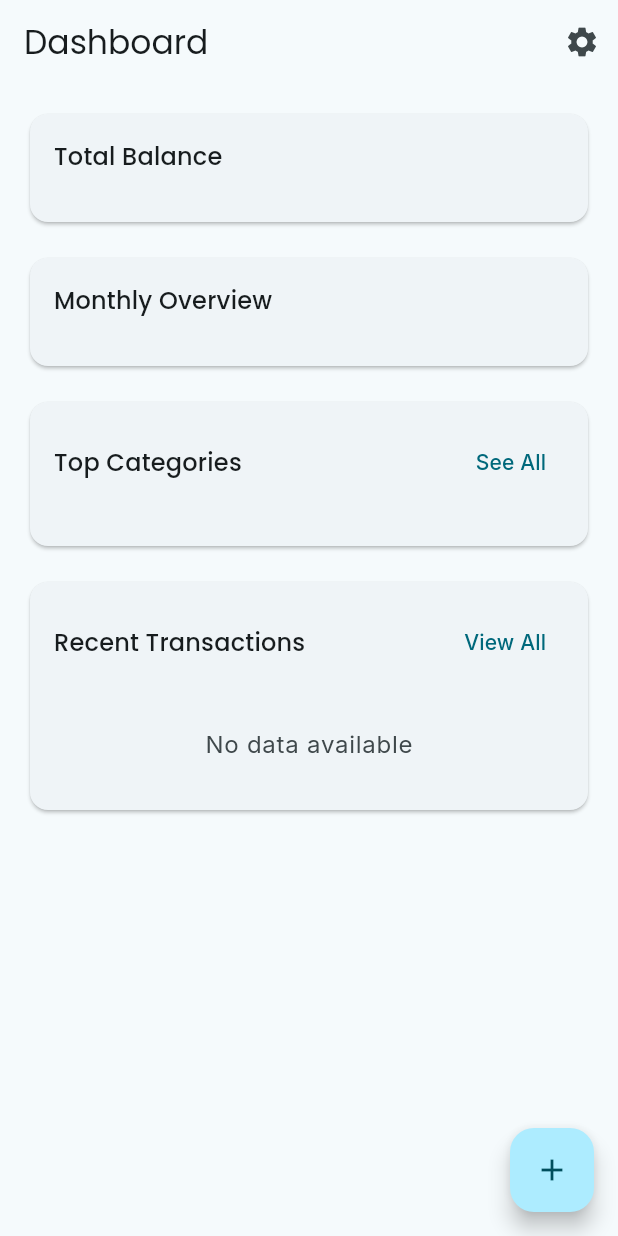
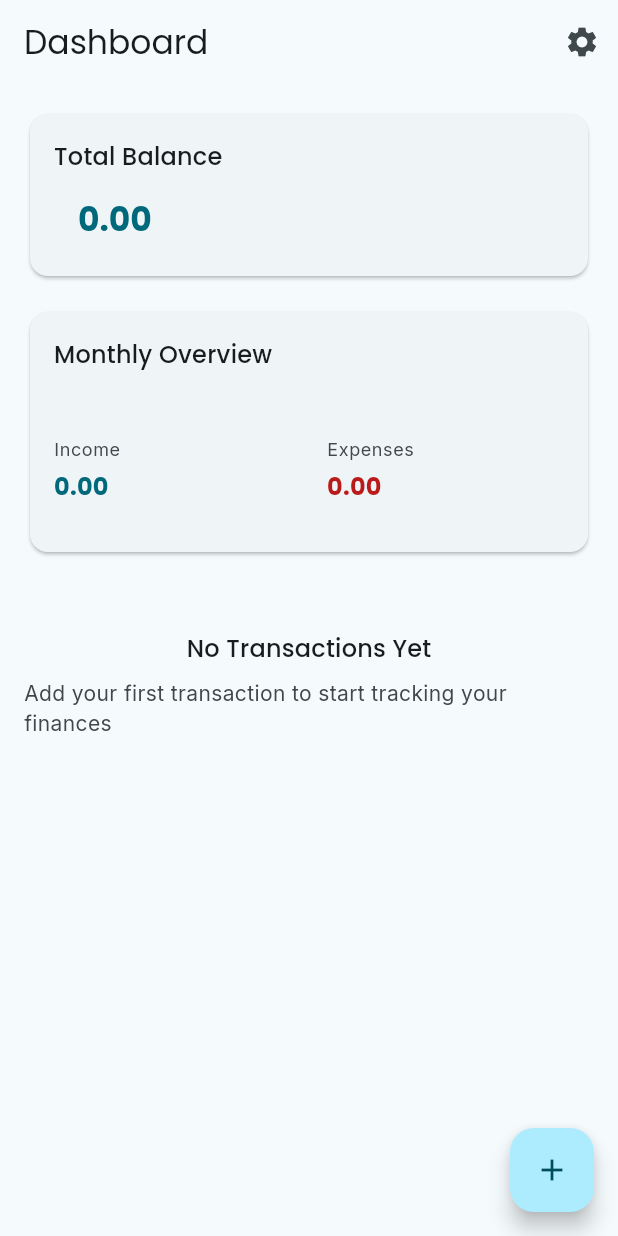
Before and after one commit to Ysparky/spendora_app, a Flutter app: the DashboardScreen screen opened by its route, on a phone screen of 412 x 824 dp. Run offline on Flutter 3.47's test engine with Material 3 defaults, Android fonts, the phone set to English and light mode, and no system bars; our stand-ins replace cloud_firestore, firebase_analytics, firebase_auth, firebase_core, flutter_dotenv, freezed_annotation and 4 more; missing offline and left inert: firebase_app_check; accounts and stored records are empty; generated files the repository leaves out were written again.

Commit message:
Implement default values and localization for empty transactions in dashboard
- Updated DashboardRepositoryImpl to return default values with the user's preferred currency when no transactions are found.
- Enhanced DashboardScreen to display a message when there are no transactions, encouraging users to add their first transaction.
- Added new localization strings for the empty transactions message in both English and Spanish.

```diff
--- a/lib/features/dashboard/presentation/views/dashboard_screen.dart
+++ b/lib/features/dashboard/presentation/views/dashboard_screen.dart
@@ -40,6 +40,7 @@ class _DashboardScreenState extends State<DashboardScreen> {
   @override
   Widget build(BuildContext context) {
     final l10n = AppLocalizations.of(context)!;
+    final theme = Theme.of(context);
 
     return Scaffold(
       appBar: AppBar(
@@ -87,11 +88,36 @@ class _DashboardScreenState extends State<DashboardScreen> {
                 const SizedBox(height: 16),
                 _MonthlyOverviewCard(summary: summary),
                 const SizedBox(height: 16),
-                _TopCategoriesCard(summary: summary),
-                const SizedBox(height: 16),
-                _RecentTransactionsCard(
-                  transactions: summary.recentTransactions,
-                ),
+                if (summary.topCategories.isNotEmpty) ...[
+                  _TopCategoriesCard(summary: summary),
+                  const SizedBox(height: 16),
+                ],
+                if (summary.recentTransactions.isNotEmpty)
+                  _RecentTransactionsCard(
+                    transactions: summary.recentTransactions,
+                  ),
+                if (summary.topCategories.isEmpty &&
+                    summary.recentTransactions.isEmpty)
+                  Center(
+                    child: Padding(
+                      padding: const EdgeInsets.symmetric(vertical: 32.0),
+                      child: Column(
+                        children: [
+                          Text(
+                            l10n.noTransactionsYet,
+                            style: theme.textTheme.titleMedium,
+                          ),
+                          const SizedBox(height: 8),
+                          Text(
+                            l10n.addTransactionToStart,
+                            style: theme.textTheme.bodyMedium?.copyWith(
+                              color: theme.colorScheme.onSurfaceVariant,
+                            ),
+                          ),
+                        ],
+                      ),
+                    ),
+                  ),
               ],
             ),
           );
--- a/lib/l10n/app_en.arb
+++ b/lib/l10n/app_en.arb
@@ -496,5 +496,13 @@
                 "example": "Network error"
             }
         }
+    },
+    "noTransactionsYet": "No Transactions Yet",
+    "@noTransactionsYet": {
+        "description": "Message shown when user has no transactions"
+    },
+    "addTransactionToStart": "Add your first transaction to start tracking your finances",
+    "@addTransactionToStart": {
+        "description": "Message encouraging user to add their first transaction"
     }
 }
--- a/lib/l10n/app_es.arb
+++ b/lib/l10n/app_es.arb
@@ -131,6 +131,8 @@
     "deleteAccountTitle": "Eliminar cuenta",
     "deleteAccountMessage": "¿Estás seguro de que quieres eliminar tu cuenta? Esta acción no se puede deshacer.",
     "errorDeletingAccount": "Error al eliminar la cuenta: {error}",
+    "noTransactionsYet": "Aún No Hay Transacciones",
+    "addTransactionToStart": "Agrega tu primera transacción para comenzar a rastrear tus finanzas",
     "save": "Guardar",
     "cancel": "Cancelar"
 }
--- a/lib/l10n/app_localizations.dart
+++ b/lib/l10n/app_localizations.dart
@@ -769,6 +769,18 @@ abstract class AppLocalizations {
   /// In en, this message translates to:
   /// **'Error deleting account: {error}'**
   String errorDeletingAccount(String error);
+
+  /// Message shown when user has no transactions
+  ///
+  /// In en, this message translates to:
+  /// **'No Transactions Yet'**
+  String get noTransactionsYet;
+
+  /// Message encouraging user to add their first transaction
+  ///
+  /// In en, this message translates to:
+  /// **'Add your first transaction to start tracking your finances'**
+  String get addTransactionToStart;
 }
 
 class _AppLocalizationsDelegate
--- a/lib/l10n/app_localizations_en.dart
+++ b/lib/l10n/app_localizations_en.dart
@@ -358,4 +358,11 @@ class AppLocalizationsEn extends AppLocalizations {
 
   @override
   String errorDeletingAccount(String error) => 'Error deleting account: $error';
+
+  @override
+  String get noTransactionsYet => 'No Transactions Yet';
+
+  @override
+  String get addTransactionToStart =>
+      'Add your first transaction to start tracking your finances';
 }
```
Also changed, not shown: lib/features/dashboard/data/repositories/dashboard_repository_impl.dart (+24 -0 lines), lib/l10n/app_localizations_es.dart (+7 -0 lines).
